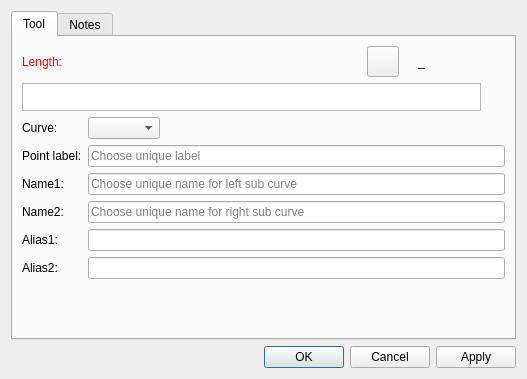
The window that src/libs/vtools/dialogs/tools/dialogcutspline.ui (equinox-patterns/Ostara) describes before a commit, drawn with Qt 5.
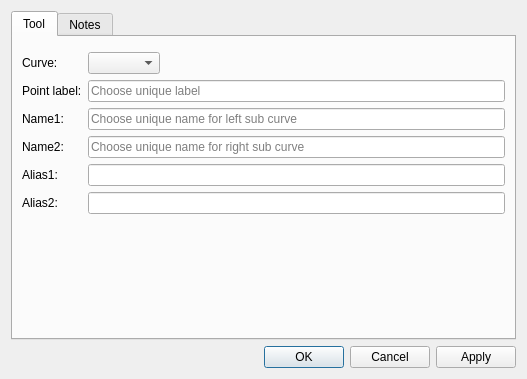
The same window after the commit. Icons and pictures are not drawn. Custom widgets are drawn as their Qt base class.

Commit message: Étape 0b — FormulaInputWidget : factorisation des champs formule dans 20 dialogues

```diff
--- a/src/libs/vtools/dialogs/tools/dialogcutspline.ui
+++ b/src/libs/vtools/dialogs/tools/dialogcutspline.ui
@@ -29,186 +29,7 @@
       </attribute>
       <layout class="QVBoxLayout" name="verticalLayout">
        <item>
-        <layout class="QHBoxLayout" name="horizontalLayout">
-         <item alignment="Qt::AlignmentFlag::AlignLeft">
-          <widget class="QLabel" name="labelEditFormula">
-           <property name="sizePolicy">
-            <sizepolicy hsizetype="Fixed" vsizetype="Preferred">
-             <horstretch>0</horstretch>
-             <verstretch>0</verstretch>
-            </sizepolicy>
-           </property>
-           <property name="palette">
-            <palette>
-             <active>
-              <colorrole role="WindowText">
-               <brush brushstyle="SolidPattern">
-                <color alpha="255">
-                 <red>255</red>
-                 <green>0</green>
-                 <blue>0</blue>
-                </color>
-               </brush>
-              </colorrole>
-             </active>
-             <inactive>
-              <colorrole role="WindowText">
-               <brush brushstyle="SolidPattern">
-                <color alpha="255">
-                 <red>255</red>
-                 <green>0</green>
-                 <blue>0</blue>
-                </color>
-               </brush>
-              </colorrole>
-             </inactive>
-             <disabled>
-              <colorrole role="WindowText">
-               <brush brushstyle="SolidPattern">
-                <color alpha="255">
-                 <red>159</red>
-                 <green>158</green>
-                 <blue>158</blue>
-                </color>
-               </brush>
-              </colorrole>
-             </disabled>
-            </palette>
-           </property>
-           <property name="text">
-            <string>Length:</string>
-           </property>
-          </widget>
-         </item>
-         <item>
-          <spacer name="horizontalSpacer">
-           <property name="orientation">
-            <enum>Qt::Orientation::Horizontal</enum>
-           </property>
-           <property name="sizeHint" stdset="0">
-            <size>
-             <width>40</width>
-             <height>20</height>
-            </size>
-           </property>
-          </spacer>
-         </item>
-         <item alignment="Qt::AlignmentFlag::AlignRight">
-          <widget class="QToolButton" name="toolButtonExprLength">
-           <property name="toolTip">
-            <string>Formula wizard</string>
-           </property>
-           <property name="text">
-            <string notr="true"/>
-           </property>
-           <property name="icon">
-            <iconset resource="../../../vmisc/share/resources/icon.qrc">
-             <normaloff>:/icon/light/24x24/fx.png</normaloff>:/icon/light/24x24/fx.png</iconset>
-           </property>
-           <property name="iconSize">
-            <size>
-             <width>24</width>
-             <height>24</height>
-            </size>
-           </property>
-          </widget>
-         </item>
-         <item alignment="Qt::AlignmentFlag::AlignRight">
-          <widget class="QLabel" name="label_4">
-           <property name="text">
-            <string/>
-           </property>
-           <property name="pixmap">
-            <pixmap resource="../../../vmisc/share/resources/icon.qrc">:/icon/light/24x24/equal.png</pixmap>
-           </property>
-          </widget>
-         </item>
-         <item alignment="Qt::AlignmentFlag::AlignRight">
-          <widget class="QLabel" name="labelResultCalculation">
-           <property name="sizePolicy">
-            <sizepolicy hsizetype="Fixed" vsizetype="Preferred">
-             <horstretch>0</horstretch>
-             <verstretch>0</verstretch>
-            </sizepolicy>
-           </property>
-           <property name="minimumSize">
-            <size>
-             <width>87</width>
-             <height>0</height>
-            </size>
-           </property>
-           <property name="toolTip">
-            <string>Value</string>
-           </property>
-           <property name="whatsThis">
-            <string notr="true"/>
-           </property>
-           <property name="text">
-            <string notr="true">_</string>
-           </property>
-          </widget>
-         </item>
-        </layout>
-       </item>
-       <item>
-        <layout class="QHBoxLayout" name="horizontalLayout_5">
-         <item>
-          <widget class="VPlainTextEdit" name="plainTextEditFormula">
-           <property name="sizePolicy">
-            <sizepolicy hsizetype="Expanding" vsizetype="Preferred">
-             <horstretch>0</horstretch>
-             <verstretch>0</verstretch>
-            </sizepolicy>
-           </property>
-           <property name="maximumSize">
-            <size>
-             <width>16777215</width>
-             <height>28</height>
-            </size>
-           </property>
-           <property name="toolTip">
-            <string>Calculation</string>
-           </property>
-           <property name="tabChangesFocus">
-            <bool>true</bool>
-           </property>
-          </widget>
-         </item>
-         <item>
-          <widget class="QPushButton" name="pushButtonGrowLength">
-           <property name="maximumSize">
-            <size>
-             <width>18</width>
-             <height>18</height>
-            </size>
-           </property>
-           <property name="sizeIncrement">
-            <size>
-             <width>0</width>
-             <height>0</height>
-            </size>
-           </property>
-           <property name="toolTip">
-            <string>&lt;html&gt;&lt;head/&gt;&lt;body&gt;&lt;p&gt;Show full calculation in message box&lt;/p&gt;&lt;/body&gt;&lt;/html&gt;</string>
-           </property>
-           <property name="text">
-            <string notr="true"/>
-           </property>
-           <property name="icon">
-            <iconset theme="go-down"/>
-           </property>
-           <property name="iconSize">
-            <size>
-             <width>16</width>
-             <height>16</height>
-            </size>
-           </property>
-           <property name="flat">
-            <bool>true</bool>
-           </property>
-          </widget>
-         </item>
-        </layout>
+        <widget class="QWidget" name="formulaPlaceholder" native="true"/>
        </item>
        <item>
         <layout class="QFormLayout" name="formLayout">
@@ -344,11 +165,6 @@
   </layout>
  </widget>
  <customwidgets>
-  <customwidget>
-   <class>VPlainTextEdit</class>
-   <extends>QPlainTextEdit</extends>
-   <header>../vwidgets/vplaintextedit.h</header>
-  </customwidget>
  </customwidgets>
  <tabstops>
   <tabstop>plainTextEditFormula</tabstop>
```
Left out of the diff: 2 changed lines with no effect on the pictures. The commit also changes 59 other files.
